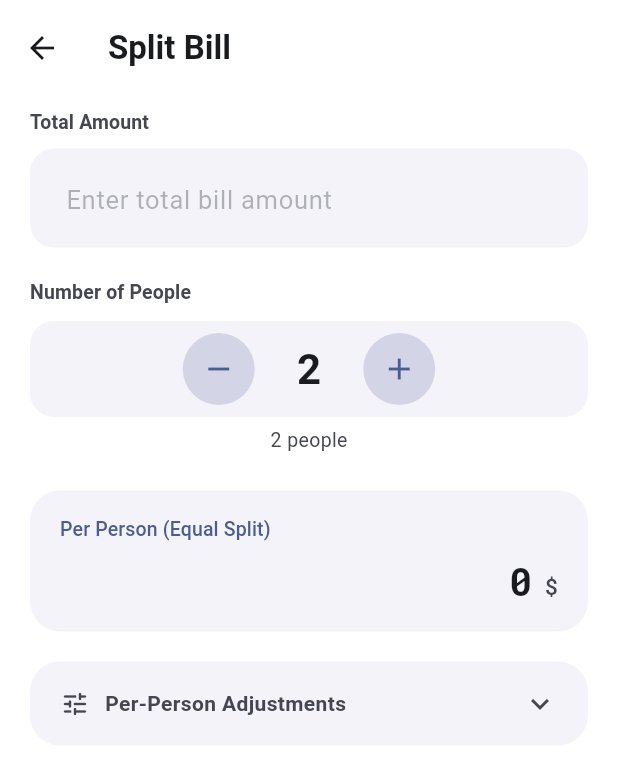
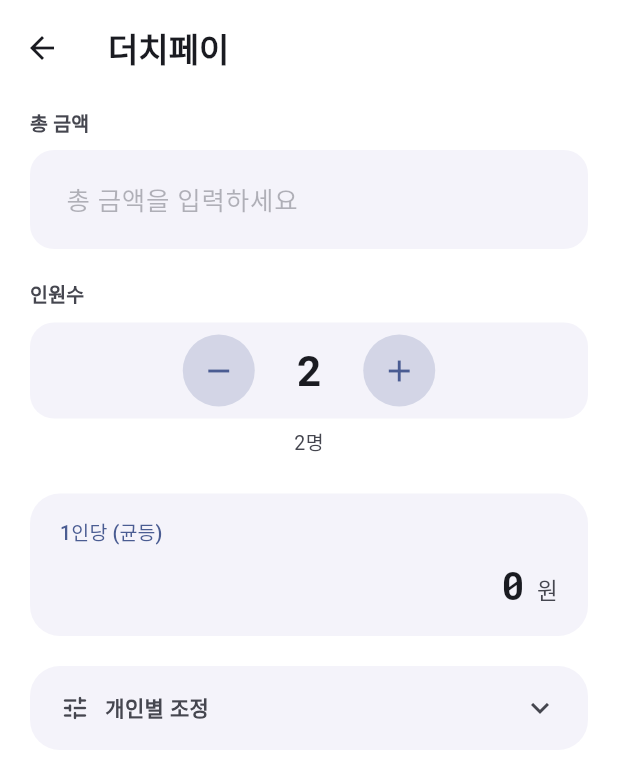
Before and after one commit to birddogmary24-bit/util-AIcalculator, a Flutter app: the SplitBillScreen screen opened by its route, on a phone screen of 412 x 824 dp. Shown: the top 759 px of the screen. Run offline on Flutter 3.47's test engine with Material 3 defaults, Android fonts, the phone set to English and light mode, and no system bars; our stand-ins replace drift, drift_flutter, flutter_local_notifications, flutter_riverpod, flutter_secure_storage, flutter_timezone and 5 more; accounts and stored records are empty; generated files the repository leaves out were written again.

Commit message:
feat: add Firebase Hosting deploy, localize tip/sales_tax/split_bill tools
- Add firebase.json and .firebaserc for Firebase Hosting (site: ai-calculator-web)
- Update CI/CD to auto-deploy web build to Firebase on main push
- Localize tip, sales_tax, split_bill screens with regionProvider (KR/Global)
- Replace hardcoded '$' with currencyUnit based on region setting

Co-Authored-By: Claude Opus 4.6 <noreply@anthropic.com>

```diff
--- a/lib/presentation/tools/sales_tax/sales_tax_screen.dart
+++ b/lib/presentation/tools/sales_tax/sales_tax_screen.dart
@@ -2,7 +2,9 @@ import 'package:flutter/material.dart';
 import 'package:flutter_riverpod/flutter_riverpod.dart';
 import 'package:intl/intl.dart';
 
+import '../../../core/constants/region.dart';
 import '../../../core/utils/thousands_input_formatter.dart';
+import '../../../providers/region_provider.dart';
 import '../../common/widgets/tool_scaffold.dart';
 import '../../common/widgets/labeled_input_field.dart';
 import '../../common/widgets/result_display_card.dart';
@@ -33,6 +35,9 @@ class _SalesTaxScreenState extends ConsumerState<SalesTaxScreen> {
   Widget build(BuildContext context) {
     final cs = Theme.of(context).colorScheme;
     final state = ref.watch(salesTaxProvider);
+    final region = ref.watch(regionProvider);
+    final isKr = region == RegionMode.kr;
+    final currencyUnit = isKr ? '원' : '\$';
 
     // Sync rate text field when preset is selected
     ref.listen<SalesTaxState>(salesTaxProvider, (prev, next) {
@@ -43,13 +48,13 @@ class _SalesTaxScreenState extends ConsumerState<SalesTaxScreen> {
     });
 
     return ToolScaffold(
-      title: 'Sales Tax Calculator',
+      title: isKr ? '판매세 계산기' : 'Sales Tax Calculator',
       children: [
         // Price input
         LabeledInputField(
-          label: 'Price',
-          hint: 'Enter price',
-          suffix: '\$',
+          label: isKr ? '가격' : 'Price',
+          hint: isKr ? '가격을 입력하세요' : 'Enter price',
+          suffix: currencyUnit,
           controller: _priceController,
           inputFormatters: [ThousandsSeparatorInputFormatter()],
           onChanged: (v) {
@@ -65,7 +70,7 @@ class _SalesTaxScreenState extends ConsumerState<SalesTaxScreen> {
           crossAxisAlignment: CrossAxisAlignment.start,
           children: [
             Text(
-              'State Tax Presets',
+              isKr ? '주요 세율' : 'State Tax Presets',
               style: TextStyle(
                 fontSize: 13,
                 fontWeight: FontWeight.w600,
@@ -111,8 +116,8 @@ class _SalesTaxScreenState extends ConsumerState<SalesTaxScreen> {
 
         // Custom tax rate
         LabeledInputField(
-          label: 'Tax Rate',
-          hint: 'Enter custom tax rate',
+          label: isKr ? '세율' : 'Tax Rate',
+          hint: isKr ? '세율을 입력하세요' : 'Enter custom tax rate',
           suffix: '%',
           controller: _rateController,
           onChanged: (v) {
@@ -131,7 +136,7 @@ class _SalesTaxScreenState extends ConsumerState<SalesTaxScreen> {
               mainAxisAlignment: MainAxisAlignment.spaceBetween,
               children: [
                 Text(
-                  'Adjust with Slider',
+                  isKr ? '슬라이더로 조절' : 'Adjust with Slider',
                   style: TextStyle(
                     fontSize: 14,
                     fontWeight: FontWeight.w600,
@@ -180,18 +185,18 @@ class _SalesTaxScreenState extends ConsumerState<SalesTaxScreen> {
 
         // Results
         ResultDisplayCard(
-          label: 'Tax Amount',
+          label: isKr ? '세금' : 'Tax Amount',
           value: _formatNumber(state.taxAmount),
-          unit: '\$',
+          unit: currencyUnit,
           accentColor: cs.error,
         ),
 
         const SizedBox(height: 12),
 
         ResultDisplayCard(
-          label: 'Total Price',
+          label: isKr ? '총 가격' : 'Total Price',
           value: _formatNumber(state.totalPrice),
-          unit: '\$',
+          unit: currencyUnit,
           accentColor: cs.primary,
         ),
       ],
--- a/lib/presentation/tools/split_bill/split_bill_screen.dart
+++ b/lib/presentation/tools/split_bill/split_bill_screen.dart
@@ -2,7 +2,9 @@ import 'package:flutter/material.dart';
 import 'package:flutter_riverpod/flutter_riverpod.dart';
 import 'package:intl/intl.dart';
 
+import '../../../core/constants/region.dart';
 import '../../../core/utils/thousands_input_formatter.dart';
+import '../../../providers/region_provider.dart';
 import '../../common/widgets/tool_scaffold.dart';
 import '../../common/widgets/labeled_input_field.dart';
 import '../../common/widgets/result_display_card.dart';
@@ -32,15 +34,18 @@ class _SplitBillScreenState extends ConsumerState<SplitBillScreen> {
   Widget build(BuildContext context) {
     final cs = Theme.of(context).colorScheme;
     final state = ref.watch(splitBillProvider);
+    final region = ref.watch(regionProvider);
+    final isKr = region == RegionMode.kr;
+    final currencyUnit = isKr ? '원' : '\$';
 
     return ToolScaffold(
-      title: 'Split Bill',
+      title: isKr ? '더치페이' : 'Split Bill',
       children: [
         // Total amount input
         LabeledInputField(
-          label: 'Total Amount',
-          hint: 'Enter total bill amount',
-          suffix: '\$',
+          label: isKr ? '총 금액' : 'Total Amount',
+          hint: isKr ? '총 금액을 입력하세요' : 'Enter total bill amount',
+          suffix: currencyUnit,
           controller: _totalController,
           inputFormatters: [ThousandsSeparatorInputFormatter()],
           onChanged: (v) {
@@ -56,7 +61,7 @@ class _SplitBillScreenState extends ConsumerState<SplitBillScreen> {
           crossAxisAlignment: CrossAxisAlignment.start,
           children: [
             Text(
-              'Number of People',
+              isKr ? '인원수' : 'Number of People',
               style: TextStyle(
                 fontSize: 13,
                 fontWeight: FontWeight.w600,
@@ -109,7 +114,9 @@ class _SplitBillScreenState extends ConsumerState<SplitBillScreen> {
               child: Padding(
                 padding: const EdgeInsets.only(top: 6),
                 child: Text(
-                  '${state.peopleCount} ${state.peopleCount == 1 ? 'person' : 'people'}',
+                  isKr
+                      ? '${state.peopleCount}명'
+                      : '${state.peopleCount} ${state.peopleCount == 1 ? 'person' : 'people'}',
                   style: TextStyle(
                     fontSize: 13,
                     color: cs.onSurfaceVariant,
@@ -124,9 +131,9 @@ class _SplitBillScreenState extends ConsumerState<SplitBillScreen> {
 
         // Equal split result
         ResultDisplayCard(
-          label: 'Per Person (Equal Split)',
+          label: isKr ? '1인당 (균등)' : 'Per Person (Equal Split)',
           value: _formatNumber(state.basePerPerson),
-          unit: '\$',
+          unit: currencyUnit,
           accentColor: cs.primary,
         ),
 
@@ -158,7 +165,7 @@ class _SplitBillScreenState extends ConsumerState<SplitBillScreen> {
                       const SizedBox(width: 10),
                       Expanded(
                         child: Text(
-                          'Per-Person Adjustments',
+                          isKr ? '개인별 조정' : 'Per-Person Adjustments',
                           style: TextStyle(
                             fontSize: 14,
                             fontWeight: FontWeight.w600,
@@ -206,8 +213,10 @@ class _SplitBillScreenState extends ConsumerState<SplitBillScreen> {
                       Padding(
                         padding: const EdgeInsets.only(bottom: 12),
                         child: Text(
-                          'Add or subtract from each person\'s share. '
-                          'Differences are redistributed equally among others.',
+                          isKr
+                              ? '각 사람의 금액을 조정하세요. 차액은 나머지 인원에게 균등 분배됩니다.'
+                              : 'Add or subtract from each person\'s share. '
+                                  'Differences are redistributed equally among others.',
                           style: TextStyle(
                             fontSize: 12,
                             color: cs.onSurfaceVariant.withAlpha(180),
@@ -224,6 +233,8 @@ class _SplitBillScreenState extends ConsumerState<SplitBillScreen> {
                           index: i,
                           adjustment: adj,
                           finalAmount: adjustedAmount,
+                          currencyUnit: currencyUnit,
+                          isKr: isKr,
                           onChanged: (val) {
                             ref
                                 .read(splitBillProvider.notifier)
@@ -241,7 +252,7 @@ class _SplitBillScreenState extends ConsumerState<SplitBillScreen> {
                             icon: Icon(Icons.clear_all,
                                 size: 18, color: cs.error),
                             label: Text(
-                              'Clear All Adjustments',
+                              isKr ? '조정 초기화' : 'Clear All Adjustments',
                               style: TextStyle(
                                 fontSize: 13,
                                 color: cs.error,
@@ -261,7 +272,7 @@ class _SplitBillScreenState extends ConsumerState<SplitBillScreen> {
         if (state.adjustments.isNotEmpty) ...[
           const SizedBox(height: 20),
           Text(
-            'Adjusted Amounts',
+            isKr ? '조정된 금액' : 'Adjusted Amounts',
             style: TextStyle(
               fontSize: 13,
               fontWeight: FontWeight.w600,
@@ -278,9 +289,11 @@ class _SplitBillScreenState extends ConsumerState<SplitBillScreen> {
             return Padding(
               padding: const EdgeInsets.only(bottom: 8),
               child: ResultDisplayCard(
-                label: 'Person ${i + 1}${hasAdj ? ' (adjusted)' : ''}',
+                label: isKr
+                    ? '${i + 1}번${hasAdj ? ' (조정됨)' : ''}'
+                    : 'Person ${i + 1}${hasAdj ? ' (adjusted)' : ''}',
                 value: _formatNumber(amount),
-                unit: '\$',
+                unit: currencyUnit,
                 accentColor: hasAdj ? cs.tertiary : cs.secondary,
               ),
             );
@@ -330,12 +343,16 @@ class _PersonAdjustmentRow extends StatefulWidget {
   final int index;
   final double adjustment;
   final double finalAmount;
+  final String currencyUnit;
+  final bool isKr;
   final ValueChanged<double> onChanged;
 
   const _PersonAdjustmentRow({
     required this.index,
     required this.adjustment,
     required this.finalAmount,
+    required this.currencyUnit,
+    required this.isKr,
     required this.onChanged,
   });
 
@@ -383,7 +400,7 @@ class _PersonAdjustmentRowState extends State<_PersonAdjustmentRow> {
           SizedBox(
             width: 72,
             child: Text(
-              'Person ${widget.index + 1}',
+              widget.isKr ? '${widget.index + 1}번' : 'Person ${widget.index + 1}',
               style: TextStyle(
                 fontSize: 13,
                 fontWeight: FontWeight.w500,
@@ -402,12 +419,12 @@ class _PersonAdjustmentRowState extends State<_PersonAdjustmentRow> {
                 color: cs.onSurface,
               ),
               decoration: InputDecoration(
-                hintText: '+/- adjustment',
+                hintText: widget.isKr ? '+/- 조정액' : '+/- adjustment',
                 hintStyle: TextStyle(
                   fontSize: 13,
                   color: cs.onSurfaceVariant.withAlpha(100),
                 ),
-                prefixText: '\$ ',
+                prefixText: '${widget.currencyUnit} ',
                 prefixStyle: TextStyle(
                   fontSize: 14,
                   color: cs.onSurfaceVariant,
@@ -432,7 +449,7 @@ class _PersonAdjustmentRowState extends State<_PersonAdjustmentRow> {
           SizedBox(
             width: 70,
             child: Text(
-              '\$${_formatNumber(widget.finalAmount)}',
+              '${widget.currencyUnit}${_formatNumber(widget.finalAmount)}',
               textAlign: TextAlign.right,
               style: TextStyle(
                 fontSize: 14,
--- a/lib/presentation/tools/tip/tip_screen.dart
+++ b/lib/presentation/tools/tip/tip_screen.dart
@@ -2,7 +2,9 @@ import 'package:flutter/material.dart';
 import 'package:flutter_riverpod/flutter_riverpod.dart';
 import 'package:intl/intl.dart';
 
+import '../../../core/constants/region.dart';
 import '../../../core/utils/thousands_input_formatter.dart';
+import '../../../providers/region_provider.dart';
 import '../../common/widgets/tool_scaffold.dart';
 import '../../common/widgets/labeled_input_field.dart';
 import '../../common/widgets/result_display_card.dart';
@@ -33,15 +35,18 @@ class _TipScreenState extends ConsumerState<TipScreen> {
   Widget build(BuildContext context) {
     final cs = Theme.of(context).colorScheme;
     final state = ref.watch(tipProvider);
+    final region = ref.watch(regionProvider);
+    final isKr = region == RegionMode.kr;
+    final currencyUnit = isKr ? '원' : '\$';
 
     return ToolScaffold(
-      title: 'Tip Calculator',
+      title: isKr ? '팁 계산기' : 'Tip Calculator',
       children: [
         // Bill amount input
         LabeledInputField(
-          label: 'Bill Amount',
-          hint: 'Enter bill amount',
-          suffix: '\$',
+          label: isKr ? '금액' : 'Bill Amount',
+          hint: isKr ? '금액을 입력하세요' : 'Enter bill amount',
+          suffix: currencyUnit,
           controller: _billController,
           inputFormatters: [ThousandsSeparatorInputFormatter()],
           onChanged: (v) {
@@ -57,7 +62,7 @@ class _TipScreenState extends ConsumerState<TipScreen> {
           crossAxisAlignment: CrossAxisAlignment.start,
           children: [
             Text(
-              'Tip Percentage',
+              isKr ? '팁 비율' : 'Tip Percentage',
               style: TextStyle(
                 fontSize: 13,
                 fontWeight: FontWeight.w600,
@@ -107,7 +112,7 @@ class _TipScreenState extends ConsumerState<TipScreen> {
               mainAxisAlignment: MainAxisAlignment.spaceBetween,
               children: [
                 Text(
-                  'Custom Tip',
+                  isKr ? '직접 입력' : 'Custom Tip',
                   style: TextStyle(
                     fontSize: 14,
                     fontWeight: FontWeight.w600,
@@ -156,7 +161,7 @@ class _TipScreenState extends ConsumerState<TipScreen> {
           crossAxisAlignment: CrossAxisAlignment.start,
           children: [
             Text(
-              'Split Between',
+              isKr ? '인원수' : 'Split Between',
               style: TextStyle(
                 fontSize: 13,
                 fontWeight: FontWeight.w600,
@@ -207,7 +212,9 @@ class _TipScreenState extends ConsumerState<TipScreen> {
               child: Padding(
                 padding: const EdgeInsets.only(top: 6),
                 child: Text(
-                  '${state.splitCount} ${state.splitCount == 1 ? 'person' : 'people'}',
+                  isKr
+                      ? '${state.splitCount}명'
+                      : '${state.splitCount} ${state.splitCount == 1 ? 'person' : 'people'}',
                   style: TextStyle(
                     fontSize: 13,
                     color: cs.onSurfaceVariant,
@@ -222,27 +229,27 @@ class _TipScreenState extends ConsumerState<TipScreen> {
 
         // Results
         ResultDisplayCard(
-          label: 'Tip Amount',
+          label: isKr ? '팁 금액' : 'Tip Amount',
           value: _formatNumber(state.tipAmount),
-          unit: '\$',
+          unit: currencyUnit,
           accentColor: cs.tertiary,
         ),
 
         const SizedBox(height: 12),
 
         ResultDisplayCard(
-          label: 'Total',
+          label: isKr ? '합계' : 'Total',
           value: _formatNumber(state.totalAmount),
-          unit: '\$',
+          unit: currencyUnit,
           accentColor: cs.primary,
         ),
 
         const SizedBox(height: 12),
 
         ResultDisplayCard(
-          label: 'Per Person',
+          label: isKr ? '1인당' : 'Per Person',
           value: _formatNumber(state.perPerson),
-          unit: '\$',
+          unit: currencyUnit,
           accentColor: cs.secondary,
         ),
       ],
```
Also changed, not shown: firebase.json (added), 3 other files.
